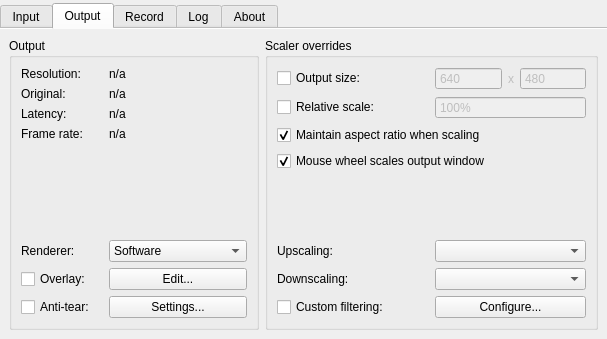
Above: src/display/qt/d_control_panel.ui from mrehkopf/vcs before the change. Below: the same form after it.
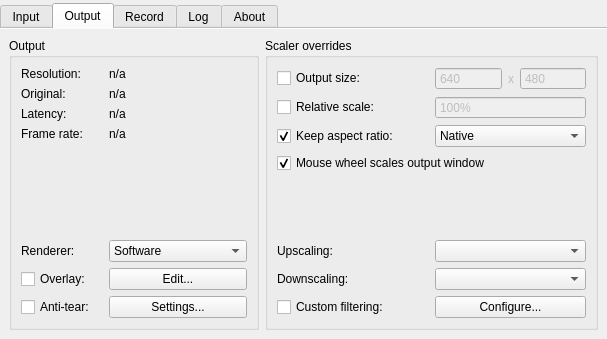
That is the form after the change. The open tabs and pages were chosen to show the change.

Commit message:
GUI: Add option to set aspect ratio mode
The aspect ratio mode lets the user specify how frames should be padded
to maintain the desired aspect ratio. Some non-4:3 DOS resolutions, for
instance, used to be compressed to 4:3 for display on monitors of the
time, and a user may still want to replicate that behavior. The aspect
mode gives them a way to do so.

The edit to the form file:
```diff
--- a/src/display/qt/d_control_panel.ui
+++ b/src/display/qt/d_control_panel.ui
@@ -737,9 +737,6 @@
           <string>Scaler overrides</string>
          </property>
          <layout class="QVBoxLayout" name="verticalLayout_4">
-          <property name="topMargin">
-           <number>9</number>
-          </property>
           <item>
            <layout class="QHBoxLayout" name="horizontalLayout_12">
             <item>
@@ -873,14 +870,37 @@
            </layout>
           </item>
           <item>
+           <layout class="QHBoxLayout" name="horizontalLayout_6">
+            <item>
            <widget class="QCheckBox" name="checkBox_maintainOriginalAspectWhenScaling">
             <property name="text">
-             <string>Maintain aspect ratio when scaling</string>
+               <string>Keep aspect ratio:</string>
             </property>
             <property name="checked">
              <bool>true</bool>
             </property>
            </widget>
+            </item>
+            <item>
+             <widget class="QComboBox" name="comboBox_outputAspectMode">
+              <item>
+               <property name="text">
+                <string>Native</string>
+               </property>
+              </item>
+              <item>
+               <property name="text">
+                <string>Traditional 4:3</string>
+               </property>
+              </item>
+              <item>
+               <property name="text">
+                <string>Always 4:3</string>
+               </property>
+              </item>
+             </widget>
+            </item>
+           </layout>
           </item>
           <item>
            <widget class="QCheckBox" name="checkBox_outputAllowMouseWheelScale">
```
Left out of the diff: 2 changed lines with no effect on the pictures. Lines whose indentation alone changed are shown as unchanged. The commit also changes 5 other files.
